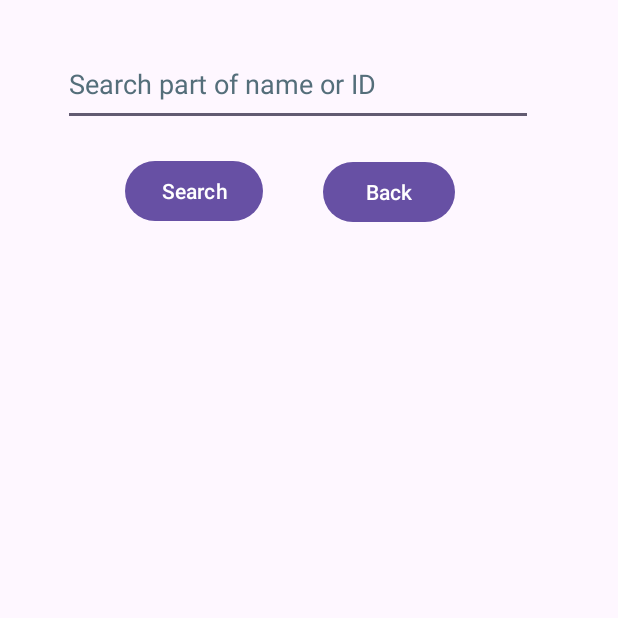
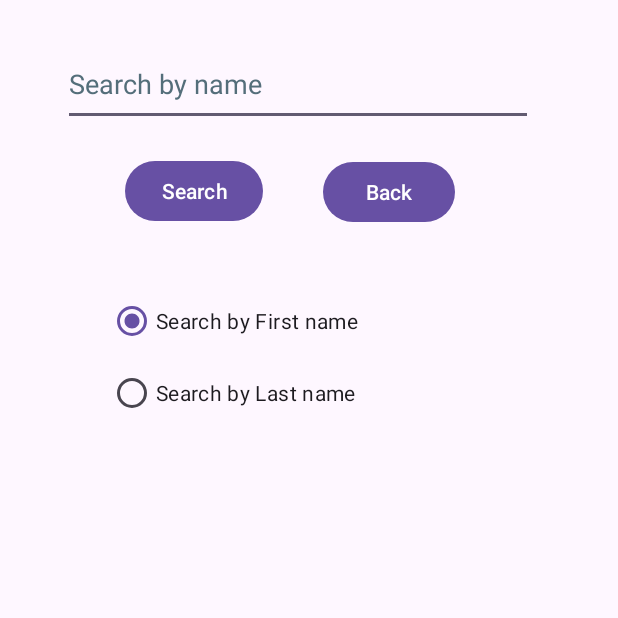
Before and after one commit to ASGOOD1/lab5, an Android app: the SearchActivity screen opened directly, with no data from a screen before it, on a phone screen of 412 x 824 dp, the top half of it. Run offline under Robolectric (Android 15) with nearby library versions, the phone set to English and light mode, and no system bars.

Commit message:
MERGE CUM VREA DON SCAI

```diff
--- a/app/src/main/java/com/example/lab5pdmjava/SearchActivity.java
+++ b/app/src/main/java/com/example/lab5pdmjava/SearchActivity.java
@@ -11,6 +11,7 @@ import android.database.sqlite.SQLiteDatabase;
 import android.os.Bundle;
 import android.widget.Button;
 import android.widget.EditText;
+import android.widget.RadioButton;
 import android.widget.TextView;
 
 import androidx.activity.EdgeToEdge;
@@ -18,6 +19,8 @@ import androidx.appcompat.app.AppCompatActivity;
 import androidx.core.graphics.Insets;
 import androidx.core.view.ViewCompat;
 import androidx.core.view.WindowInsetsCompat;
+
+import java.util.concurrent.atomic.AtomicReference;
 
 public class SearchActivity extends AppCompatActivity {
     SQLiteDatabase my_db;
@@ -53,11 +56,27 @@ public class SearchActivity extends AppCompatActivity {
         textViewDoB.setVisibility(INVISIBLE);
         textViewHeight.setVisibility(INVISIBLE);
 
+        AtomicReference<String> search_by = new AtomicReference<>("name");
+
+        RadioButton searchFirst = findViewById(R.id.selectByFirst);
+        RadioButton searchLast = findViewById(R.id.searchByLast);
+
+        searchFirst.setOnClickListener(v->{
+            searchFirst.setChecked(true);
+            searchLast.setChecked(false);
+            search_by.set("name");
+        });
+        searchLast.setOnClickListener(v->{
+            searchFirst.setChecked(false);
+            searchLast.setChecked(true);
+            search_by.set("pren");
+        });
+
         btnSearch.setOnClickListener(l->{
             if(editTextSearchID.getText().length() == 0) showMessage("Error! ", "Invalid data.", this);
             else {
-                String string = "SELECT * FROM student WHERE id = '" + editTextSearchID.getText()
-                        + "' OR name LIKE '%"+ editTextSearchID.getText() + "%'" + "OR pren LIKE '%"+ editTextSearchID.getText() + "%'";
+
+                String string = "SELECT * FROM student WHERE "+search_by+" LIKE '%"+ editTextSearchID.getText() + "%'";
 
                 Cursor c = my_db.rawQuery(string, null);
                 if (c.getCount() == 0) {
--- a/app/src/main/res/layout/activity_search.xml
+++ b/app/src/main/res/layout/activity_search.xml
@@ -15,7 +15,7 @@
         android:layout_marginTop="28dp"
         android:autofillHints=""
         android:ems="10"
-        android:hint="@string/search_part_of_name_or_id"
+        android:hint="@string/search_by_name"
         android:inputType="text"
         android:textColorHint="#546E7A"
         app:layout_constraintStart_toStartOf="parent"
@@ -45,8 +45,8 @@
         android:id="@+id/textViewID"
         android:layout_width="253dp"
         android:layout_height="43dp"
-        android:layout_marginStart="66dp"
-        android:layout_marginTop="21dp"
+        android:layout_marginStart="80dp"
+        android:layout_marginTop="224dp"
         android:text="@string/add"
         android:textAlignment="center"
         android:textSize="20sp"
@@ -55,37 +55,11 @@
         app:layout_constraintTop_toBottomOf="@+id/btnSearchBack" />
 
     <TextView
-        android:id="@+id/textViewFirstName"
-        android:layout_width="253dp"
-        android:layout_height="43dp"
-        android:layout_marginStart="66dp"
-        android:layout_marginTop="11dp"
-        android:text="@string/add"
-        android:textAlignment="center"
-        android:textSize="20sp"
-        android:textStyle="bold"
-        app:layout_constraintStart_toStartOf="parent"
-        app:layout_constraintTop_toBottomOf="@+id/textViewID" />
-
-    <TextView
-        android:id="@+id/textViewLastName"
-        android:layout_width="253dp"
-        android:layout_height="43dp"
-        android:layout_marginStart="66dp"
-        android:layout_marginTop="13dp"
-        android:text="@string/add"
-        android:textAlignment="center"
-        android:textSize="20sp"
-        android:textStyle="bold"
-        app:layout_constraintStart_toStartOf="parent"
-        app:layout_constraintTop_toBottomOf="@+id/textViewFirstName" />
-
-    <TextView
         android:id="@+id/textViewDoB"
         android:layout_width="253dp"
         android:layout_height="43dp"
-        android:layout_marginStart="66dp"
-        android:layout_marginTop="9dp"
+        android:layout_marginStart="80dp"
+        android:layout_marginTop="12dp"
         android:text="@string/add"
         android:textAlignment="center"
         android:textSize="20sp"
@@ -97,12 +71,61 @@
         android:id="@+id/textViewHeight"
         android:layout_width="253dp"
         android:layout_height="43dp"
-        android:layout_marginStart="66dp"
-        android:layout_marginTop="13dp"
+        android:layout_marginStart="80dp"
+        android:layout_marginTop="4dp"
         android:text="@string/add"
         android:textAlignment="center"
         android:textSize="20sp"
         android:textStyle="bold"
         app:layout_constraintStart_toStartOf="parent"
         app:layout_constraintTop_toBottomOf="@+id/textViewDoB" />
+
+    <TextView
+        android:id="@+id/textViewLastName"
+        android:layout_width="253dp"
+        android:layout_height="43dp"
+        android:layout_marginStart="80dp"
+        android:layout_marginTop="12dp"
+        android:text="@string/add"
+        android:textAlignment="center"
+        android:textSize="20sp"
+        android:textStyle="bold"
+        app:layout_constraintStart_toStartOf="parent"
+        app:layout_constraintTop_toBottomOf="@+id/textViewFirstName" />
+
+    <TextView
+        android:id="@+id/textViewFirstName"
+        android:layout_width="253dp"
+        android:layout_height="43dp"
+        android:layout_marginStart="80dp"
+        android:layout_marginTop="12dp"
+        android:text="@string/add"
+        android:textAlignment="center"
+        android:textSize="20sp"
+        android:textStyle="bold"
+        app:layout_constraintStart_toStartOf="parent"
+        app:layout_constraintTop_toBottomOf="@+id/textViewID" />
+
+    <RadioGroup
+        android:layout_width="253dp"
+        android:layout_height="116dp"
+        android:layout_marginStart="72dp"
+        android:layout_marginTop="38dp"
+        app:layout_constraintStart_toStartOf="parent"
+        app:layout_constraintTop_toBottomOf="@+id/btnSearchBack">
+
+        <RadioButton
+            android:id="@+id/selectByFirst"
+            android:layout_width="match_parent"
+            android:layout_height="wrap_content"
+            android:checked="true"
+            android:text="@string/search_by_first_name" />
+
+        <RadioButton
+            android:id="@+id/searchByLast"
+            android:layout_width="match_parent"
+            android:layout_height="wrap_content"
+            android:text="@string/search_by_last_name" />
+    </RadioGroup>
+
 </androidx.constraintlayout.widget.ConstraintLayout>
--- a/app/src/main/res/values/strings.xml
+++ b/app/src/main/res/values/strings.xml
@@ -16,4 +16,7 @@
     <string name="fetch_data">Fetch Data</string>
     <string name="update">Update</string>
     <string name="search_part_of_name_or_id">Search part of name or ID</string>
+    <string name="search_by_name">Search by name</string>
+    <string name="search_by_first_name">Search by First name</string>
+    <string name="search_by_last_name">Search by Last name</string>
 </resources>
```
